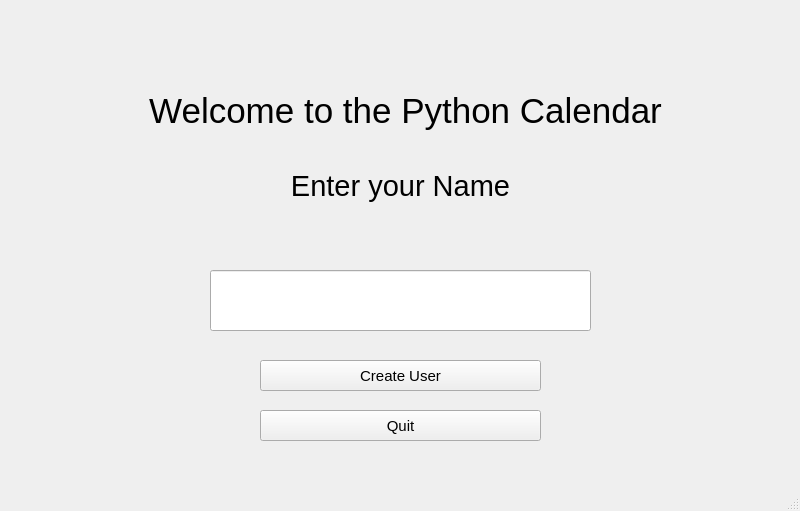
iniguitoo/Calendar-Project, file CalendarEnter.ui: the form before one commit.
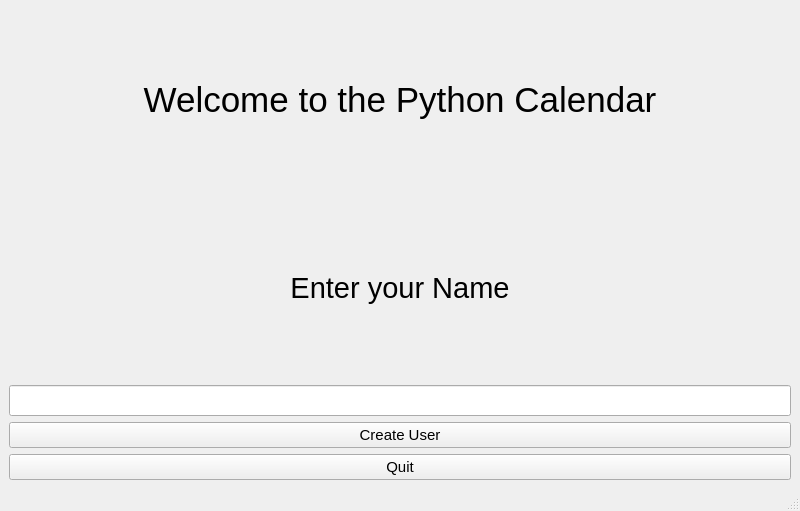
The form after the commit.

Patch:
```diff
--- a/CalendarEnter.ui
+++ b/CalendarEnter.ui
@@ -14,15 +14,10 @@
    <string>MainWindow</string>
   </property>
   <widget class="QWidget" name="centralwidget">
+   <layout class="QVBoxLayout" name="verticalLayout">
+    <!-- Title label -->
+    <item>
    <widget class="QLabel" name="titleLabel">
-    <property name="geometry">
-     <rect>
-      <x>80</x>
-      <y>0</y>
-      <width>651</width>
-      <height>221</height>
-     </rect>
-    </property>
     <property name="font">
      <font>
       <pointsize>26</pointsize>
@@ -35,15 +30,10 @@
      <set>Qt::AlignCenter</set>
     </property>
    </widget>
+    </item>
+    <!-- Name label -->
+    <item>
    <widget class="QLabel" name="nameLabel">
-    <property name="geometry">
-     <rect>
-      <x>220</x>
-      <y>160</y>
-      <width>361</width>
-      <height>51</height>
-     </rect>
-    </property>
     <property name="font">
      <font>
       <pointsize>22</pointsize>
@@ -56,30 +46,20 @@
      <set>Qt::AlignCenter</set>
     </property>
    </widget>
+    </item>
+    <!-- Name input field -->
+    <item>
    <widget class="QLineEdit" name="nameEdit">
-    <property name="geometry">
-     <rect>
-      <x>210</x>
-      <y>270</y>
-      <width>381</width>
-      <height>61</height>
-     </rect>
-    </property>
     <property name="font">
      <font>
       <pointsize>14</pointsize>
      </font>
     </property>
    </widget>
+    </item>
+    <!-- User creation button -->
+    <item>
    <widget class="QPushButton" name="userCreate">
-    <property name="geometry">
-     <rect>
-      <x>260</x>
-      <y>360</y>
-      <width>281</width>
-      <height>31</height>
-     </rect>
-    </property>
     <property name="font">
      <font>
       <pointsize>11</pointsize>
@@ -89,15 +69,10 @@
      <string>Create User</string>
     </property>
    </widget>
+    </item>
+    <!-- Quit button -->
+    <item>
    <widget class="QPushButton" name="quitButton">
-    <property name="geometry">
-     <rect>
-      <x>260</x>
-      <y>410</y>
-      <width>281</width>
-      <height>31</height>
-     </rect>
-    </property>
     <property name="font">
      <font>
       <pointsize>11</pointsize>
@@ -107,6 +82,9 @@
      <string>Quit</string>
     </property>
    </widget>
+    </item>
+   </layout>
+   <!-- End layout for responsive positioning -->
   </widget>
   <widget class="QMenuBar" name="menubar">
    <property name="geometry">
```
Lines whose indentation alone changed are shown as unchanged.
